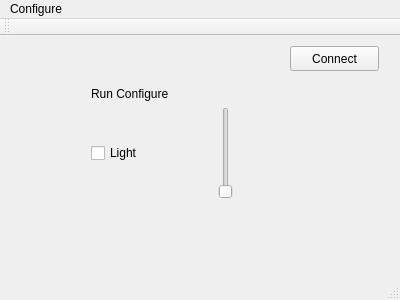
Above: mainwindow.ui from adivyoseph/qt_light before the change. Below: the same form after it.
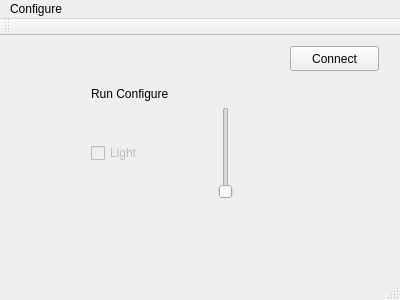
That is the form after the change.

Commit message: disable widgets

What changed in the file:
```diff
--- a/mainwindow.ui
+++ b/mainwindow.ui
@@ -35,6 +35,9 @@
       <layout class="QHBoxLayout" name="horizontalLayout">
        <item>
         <widget class="QCheckBox" name="Light">
+         <property name="enabled">
+          <bool>false</bool>
+         </property>
          <property name="text">
           <string>Light</string>
          </property>
```
Left out of the diff: 3 changed lines with no effect on the pictures.
